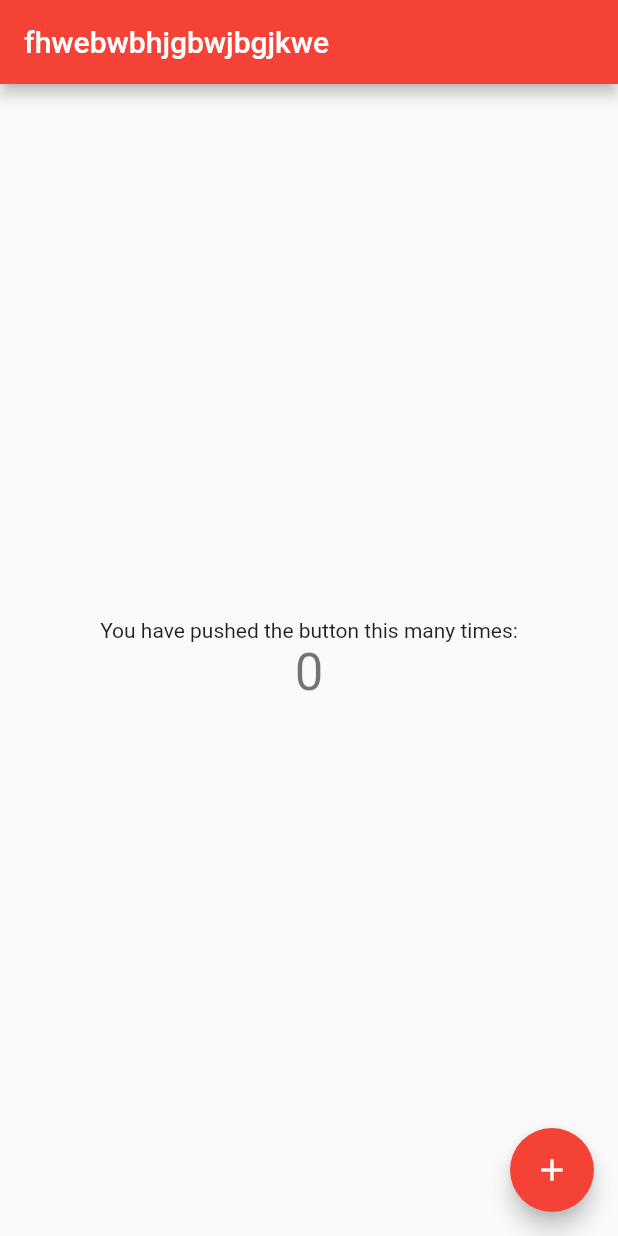
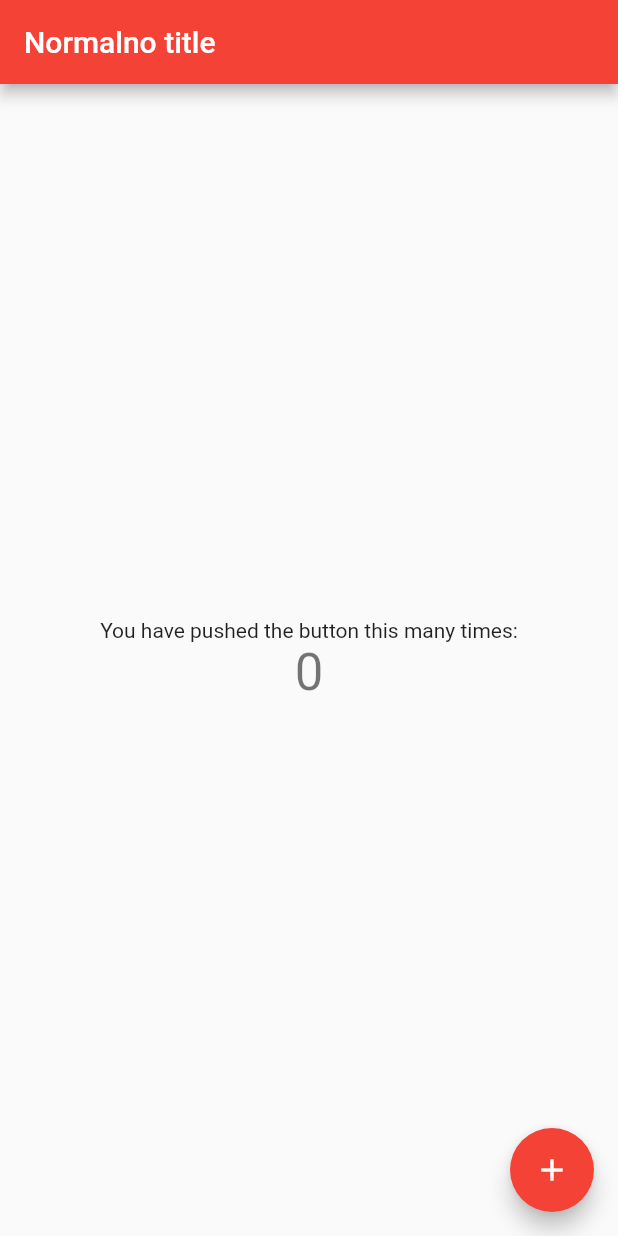
Before and after one commit to thevladoss/example, a Flutter app: the screen it shows after launch, on a phone screen of 412 x 824 dp. Run offline on Flutter 3.47's test engine with Material 2 defaults, Android fonts, the phone set to English and light mode, and no system bars.

Commit message:
changed title

```diff
--- a/lib/main.dart
+++ b/lib/main.dart
@@ -24,7 +24,7 @@ class MyApp extends StatelessWidget {
         // is not restarted.
         primarySwatch: Colors.red,
       ),
-      home: const MyHomePage(title: 'fhwebwbhjgbwjbgjkwe'),
+      home: const MyHomePage(title: 'Normalno title'),
     );
   }
 }
```
